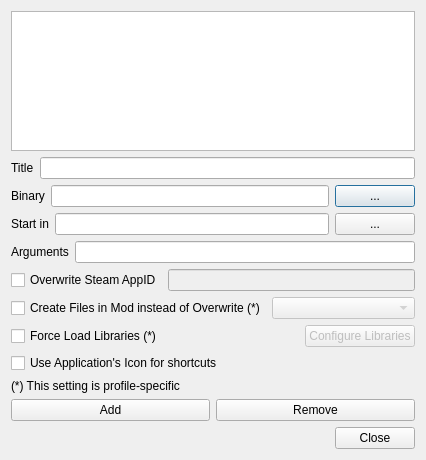
This is modorganizer/src/editexecutablesdialog.ui in Holt59/mo2-merge as Qt 5 draws it before an edit. The edited form follows.
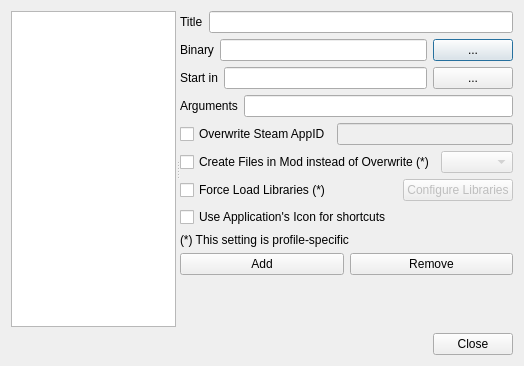
This is the edited form. Icons and pictures are not drawn.

Commit message: [modorganizer] rework of the executables dialog to have a horizontal splitter and use a standard QDialogButtonBox

The edit to the form file:
```diff
--- a/modorganizer/src/editexecutablesdialog.ui
+++ b/modorganizer/src/editexecutablesdialog.ui
@@ -6,8 +6,8 @@
    <rect>
     <x>0</x>
     <y>0</y>
-    <width>426</width>
-    <height>460</height>
+    <width>524</width>
+    <height>366</height>
    </rect>
   </property>
   <property name="minimumSize">
@@ -21,6 +21,49 @@
   </property>
   <layout class="QVBoxLayout" name="verticalLayout">
    <item>
+    <widget class="QWidget" name="widget_3" native="true">
+     <property name="minimumSize">
+      <size>
+       <width>0</width>
+       <height>100</height>
+      </size>
+     </property>
+     <layout class="QVBoxLayout" name="verticalLayout_4">
+      <property name="leftMargin">
+       <number>0</number>
+      </property>
+      <property name="topMargin">
+       <number>0</number>
+      </property>
+      <property name="rightMargin">
+       <number>0</number>
+      </property>
+      <property name="bottomMargin">
+       <number>0</number>
+      </property>
+      <item>
+       <widget class="QSplitter" name="splitter">
+        <property name="orientation">
+         <enum>Qt::Horizontal</enum>
+        </property>
+        <property name="childrenCollapsible">
+         <bool>false</bool>
+        </property>
+        <widget class="QWidget" name="widget_2" native="true">
+         <layout class="QVBoxLayout" name="verticalLayout_3">
+          <property name="leftMargin">
+           <number>0</number>
+          </property>
+          <property name="topMargin">
+           <number>0</number>
+          </property>
+          <property name="rightMargin">
+           <number>0</number>
+          </property>
+          <property name="bottomMargin">
+           <number>0</number>
+          </property>
+          <item>
     <widget class="QListWidget" name="executablesListBox">
      <property name="toolTip">
       <string>List of configured executables</string>
@@ -39,6 +82,22 @@
      </property>
     </widget>
    </item>
+         </layout>
+        </widget>
+        <widget class="QWidget" name="widget" native="true">
+         <layout class="QVBoxLayout" name="verticalLayout_2">
+          <property name="leftMargin">
+           <number>0</number>
+          </property>
+          <property name="topMargin">
+           <number>0</number>
+          </property>
+          <property name="rightMargin">
+           <number>0</number>
+          </property>
+          <property name="bottomMargin">
+           <number>0</number>
+          </property>
    <item>
     <layout class="QHBoxLayout" name="horizontalLayout_4">
      <item>
@@ -281,28 +340,31 @@
     </layout>
    </item>
    <item>
-    <layout class="QHBoxLayout" name="horizontalLayout_7">
-     <item>
-      <spacer name="horizontalSpacer">
+           <spacer name="verticalSpacer">
        <property name="orientation">
-        <enum>Qt::Horizontal</enum>
+             <enum>Qt::Vertical</enum>
        </property>
        <property name="sizeHint" stdset="0">
         <size>
-         <width>40</width>
-         <height>20</height>
+              <width>20</width>
+              <height>40</height>
         </size>
        </property>
       </spacer>
      </item>
+         </layout>
+        </widget>
+       </widget>
+      </item>
+     </layout>
+    </widget>
+   </item>
      <item>
-      <widget class="QPushButton" name="closeButton">
-       <property name="text">
-        <string>Close</string>
-       </property>
-      </widget>
-     </item>
-    </layout>
+    <widget class="QDialogButtonBox" name="buttonBox">
+     <property name="standardButtons">
+      <set>QDialogButtonBox::Close</set>
+     </property>
+    </widget>
    </item>
   </layout>
  </widget>
```
Left out of the diff: 3 changed lines with no effect on the pictures. Lines whose indentation alone changed are shown as unchanged. The commit also changes 2 other files.
